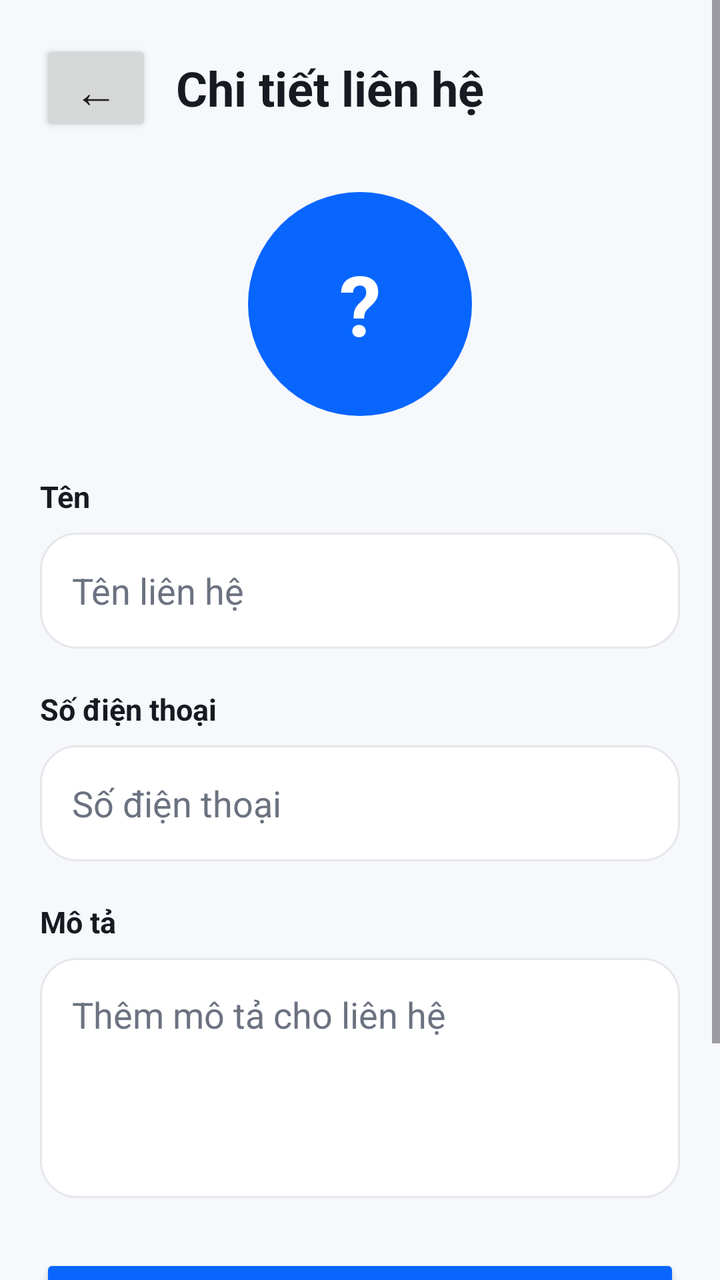
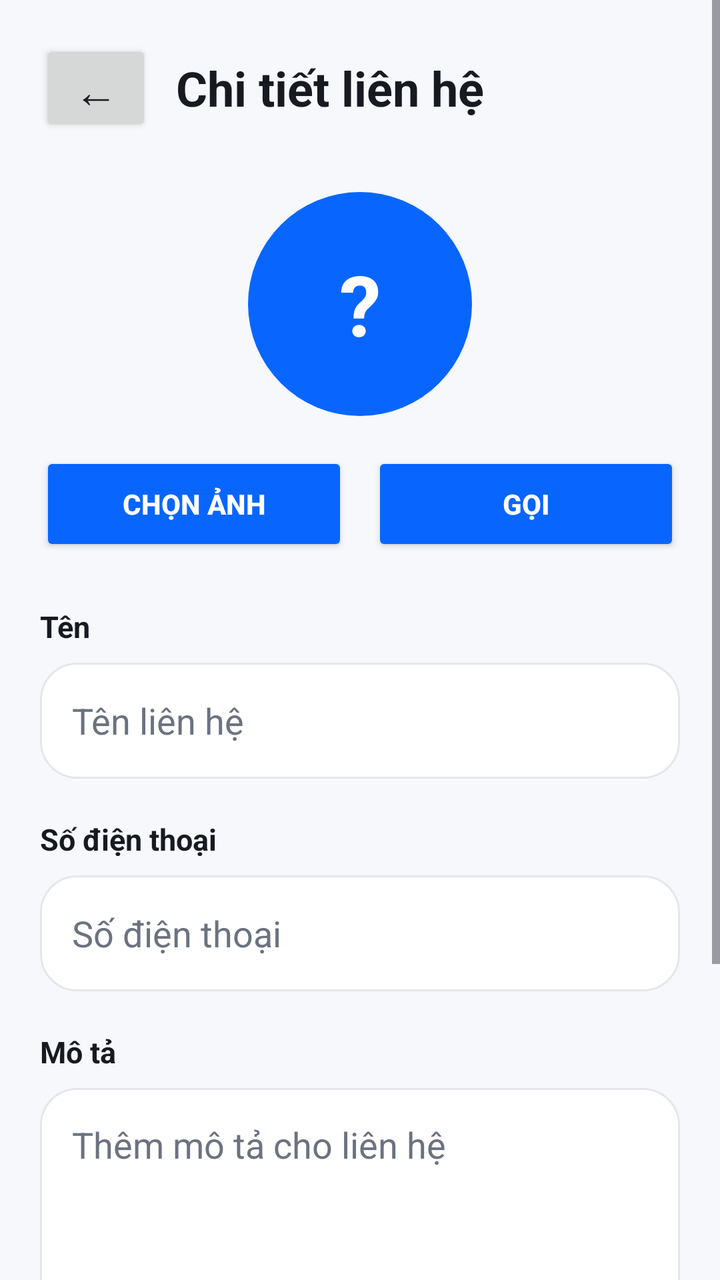

Screens rendered from an Android XML layout before and after an edit, with the pre-edit source and the edit as a unified diff.
<!-- AndroidManifest.xml: application theme Theme.FaceAccess_v2 -->
<!-- res/layout/activity_chi_tiet_lien_he_ho_tro.xml -->
<?xml version="1.0" encoding="utf-8"?>
<ScrollView
    xmlns:android="http://schemas.android.com/apk/res/android"
    android:layout_width="match_parent"
    android:layout_height="match_parent"
    android:background="@color/nen_man_hinh"
    android:fillViewport="true">

    <LinearLayout
        android:layout_width="match_parent"
        android:layout_height="wrap_content"
        android:orientation="vertical"
        android:paddingStart="20dp"
        android:paddingTop="20dp"
        android:paddingEnd="20dp"
        android:paddingBottom="36dp">

        <LinearLayout
            android:layout_width="match_parent"
            android:layout_height="wrap_content"
            android:gravity="center_vertical"
            android:orientation="horizontal">

            <Button
                android:id="@+id/btnQuayLaiChiTietLienHe"
                android:layout_width="56dp"
                android:layout_height="48dp"
                android:text="←"
                android:textSize="22sp" />

            <TextView
                android:layout_width="0dp"
                android:layout_height="wrap_content"
                android:layout_marginStart="12dp"
                android:layout_weight="1"
                android:text="Chi tiết liên hệ"
                android:textColor="@color/chu_chinh"
                android:textSize="24sp"
                android:textStyle="bold" />

        </LinearLayout>

        <TextView
            android:id="@+id/txtAvatarChiTietLienHeHoTro"
            android:layout_width="112dp"
            android:layout_height="112dp"
            android:layout_gravity="center_horizontal"
            android:layout_marginTop="28dp"
            android:background="@drawable/nen_avatar_lien_he"
            android:gravity="center"
            android:text="?"
            android:textColor="@android:color/white"
            android:textSize="42sp"
            android:textStyle="bold" />

        <TextView
            android:layout_width="match_parent"
            android:layout_height="wrap_content"
            android:layout_marginTop="30dp"
            android:text="Tên"
            android:textColor="@color/chu_chinh"
            android:textSize="15sp"
            android:textStyle="bold" />

        <EditText
            android:id="@+id/edtTenChiTietLienHeHoTro"
            android:layout_width="match_parent"
            android:layout_height="58dp"
            android:layout_marginTop="8dp"
            android:background="@drawable/nen_the"
            android:hint="Tên liên hệ"
            android:inputType="textPersonName"
            android:paddingStart="16dp"
            android:paddingEnd="16dp"
            android:singleLine="true"
            android:textColor="@color/chu_chinh"
            android:textColorHint="@color/chu_phu" />

        <TextView
            android:layout_width="match_parent"
            android:layout_height="wrap_content"
            android:layout_marginTop="20dp"
            android:text="Số điện thoại"
            android:textColor="@color/chu_chinh"
            android:textSize="15sp"
            android:textStyle="bold" />

        <EditText
            android:id="@+id/edtSoDienThoaiChiTietLienHeHoTro"
            android:layout_width="match_parent"
            android:layout_height="58dp"
            android:layout_marginTop="8dp"
            android:background="@drawable/nen_the"
            android:hint="Số điện thoại"
            android:inputType="phone"
            android:paddingStart="16dp"
            android:paddingEnd="16dp"
            android:singleLine="true"
            android:textColor="@color/chu_chinh"
            android:textColorHint="@color/chu_phu" />

        <TextView
            android:layout_width="match_parent"
            android:layout_height="wrap_content"
            android:layout_marginTop="20dp"
            android:text="Mô tả"
            android:textColor="@color/chu_chinh"
            android:textSize="15sp"
            android:textStyle="bold" />

        <EditText
            android:id="@+id/edtMoTaChiTietLienHeHoTro"
            android:layout_width="match_parent"
            android:layout_height="120dp"
            android:layout_marginTop="8dp"
            android:background="@drawable/nen_the"
            android:gravity="top|start"
            android:hint="Thêm mô tả cho liên hệ"
            android:inputType="textCapSentences|textMultiLine"
            android:padding="16dp"
            android:textColor="@color/chu_chinh"
            android:textColorHint="@color/chu_phu" />

        <Button
            android:id="@+id/btnCapNhatLienHeHoTro"
            android:layout_width="match_parent"
            android:layout_height="56dp"
            android:layout_marginTop="28dp"
            android:backgroundTint="@color/xanh_chinh"
            android:text="CẬP NHẬT"
            android:textColor="@android:color/white"
            android:textStyle="bold" />

        <Button
            android:id="@+id/btnXoaMotLienHeHoTro"
            android:layout_width="match_parent"
            android:layout_height="54dp"
            android:layout_marginTop="12dp"
            android:backgroundTint="@color/do_trang_thai"
            android:text="XÓA LIÊN HỆ"
            android:textColor="@android:color/white"
            android:textStyle="bold" />

    </LinearLayout>

</ScrollView>
<!-- resources referenced by this layout -->
<resources>
  <color name="chu_chinh">#171A21</color>
  <color name="chu_phu">#6B7280</color>
  <color name="do_trang_thai">#EF4444</color>
  <color name="nen_man_hinh">#F6F8FC</color>
  <color name="xanh_chinh">#0866FF</color>
  <!-- drawable nen_avatar_lien_he (drawable) -->
  <?xml version="1.0" encoding="utf-8"?>
  <shape
      xmlns:android="http://schemas.android.com/apk/res/android"
      android:shape="oval">
  
      <solid
          android:color="@color/xanh_chinh" />
  
  </shape>
  <!-- drawable nen_the (drawable) -->
  <?xml version="1.0" encoding="utf-8"?>
  <shape xmlns:android="http://schemas.android.com/apk/res/android"
      android:shape="rectangle">
  
      <solid android:color="@color/nen_the" />
  
      <corners android:radius="18dp" />
  
      <stroke
          android:width="1dp"
          android:color="@color/vien_the" />
  
  </shape>
  <style name="Theme.FaceAccess_v2" parent="Base.Theme.FaceAccess_v2" />
  <color name="nen_the">#FFFFFF</color>
  <color name="vien_the">#E5E7EB</color>
  <style name="Base.Theme.FaceAccess_v2" parent="Theme.Material3.DayNight.NoActionBar">
          
          
      </style>
</resources>

<!-- the commit's change to res/layout/activity_chi_tiet_lien_he_ho_tro.xml (unified diff, before → after) -->
@@ -15,6 +15,8 @@
         android:paddingEnd="20dp"
         android:paddingBottom="36dp">
 
+        
+
         <LinearLayout
             android:layout_width="match_parent"
             android:layout_height="wrap_content"
@@ -40,23 +42,78 @@
 
         </LinearLayout>
 
-        <TextView
-            android:id="@+id/txtAvatarChiTietLienHeHoTro"
+
+        
+
+        <FrameLayout
             android:layout_width="112dp"
             android:layout_height="112dp"
             android:layout_gravity="center_horizontal"
+            android:layout_marginTop="28dp">
+
+            <ImageView
+                android:id="@+id/imgAvatarChiTietLienHeHoTro"
+                android:layout_width="match_parent"
+                android:layout_height="match_parent"
+                android:background="@drawable/nen_avatar_lien_he"
+                android:clipToOutline="true"
+                android:contentDescription="Ảnh đại diện liên hệ hỗ trợ"
+                android:scaleType="centerCrop"
+                android:visibility="gone" />
+
+            <TextView
+                android:id="@+id/txtAvatarChiTietLienHeHoTro"
+                android:layout_width="match_parent"
+                android:layout_height="match_parent"
+                android:background="@drawable/nen_avatar_lien_he"
+                android:gravity="center"
+                android:text="?"
+                android:textColor="@android:color/white"
+                android:textSize="42sp"
+                android:textStyle="bold" />
+
+        </FrameLayout>
+
+
+        
+
+
+        
+
+        <LinearLayout
+            android:layout_width="match_parent"
+            android:layout_height="49dp"
+            android:layout_marginTop="18dp"
+            android:orientation="horizontal">
+
+            <Button
+                android:id="@+id/btnChonAnhLienHeHoTro"
+                android:layout_width="0dp"
+                android:layout_height="52dp"
+                android:layout_marginEnd="6dp"
+                android:layout_weight="1"
+                android:backgroundTint="@color/xanh_chinh"
+                android:text="CHỌN ẢNH"
+                android:textColor="@android:color/white"
+                android:textStyle="bold" />
+
+            <Button
+                android:id="@+id/btnGoiLienHeHoTro"
+                android:layout_width="0dp"
+                android:layout_height="52dp"
+                android:layout_marginStart="6dp"
+                android:layout_weight="1"
+                android:backgroundTint="@color/xanh_chinh"
+                android:text="GỌI"
+                android:textColor="@android:color/white"
+                android:textStyle="bold" />
+
+        </LinearLayout>
+
+        <TextView
+            android:layout_width="match_parent"
+            android:layout_height="wrap_content"
             android:layout_marginTop="28dp"
-            android:background="@drawable/nen_avatar_lien_he"
-            android:gravity="center"
-            android:text="?"
-            android:textColor="@android:color/white"
-            android:textSize="42sp"
-            android:textStyle="bold" />
-
-        <TextView
-            android:layout_width="match_parent"
-            android:layout_height="wrap_content"
-            android:layout_marginTop="30dp"
             android:text="Tên"
             android:textColor="@color/chu_chinh"
             android:textSize="15sp"
@@ -76,6 +133,9 @@
             android:textColor="@color/chu_chinh"
             android:textColorHint="@color/chu_phu" />
 
+
+        
+
         <TextView
             android:layout_width="match_parent"
             android:layout_height="wrap_content"
@@ -99,6 +159,9 @@
             android:textColor="@color/chu_chinh"
             android:textColorHint="@color/chu_phu" />
 
+
+        
+
         <TextView
             android:layout_width="match_parent"
             android:layout_height="wrap_content"
@@ -121,6 +184,9 @@
             android:textColor="@color/chu_chinh"
             android:textColorHint="@color/chu_phu" />
 
+
+        
+
         <Button
             android:id="@+id/btnCapNhatLienHeHoTro"
             android:layout_width="match_parent"
@@ -131,6 +197,9 @@
             android:textColor="@android:color/white"
             android:textStyle="bold" />
 
+
+        
+
         <Button
             android:id="@+id/btnXoaMotLienHeHoTro"
             android:layout_width="match_parent"
